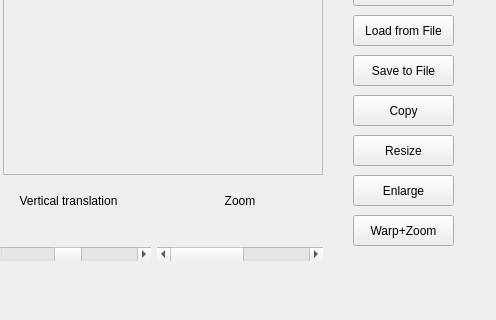
Above: mainwindow.ui from CristinaMG/VisionArtificial before the change; both pictures show x 387 to 883 and y 85 to 405 of the 883 by 405 pixel window. Below: the same form after it.
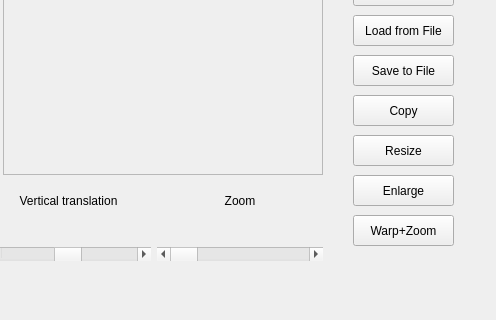
That is the form after the change.

Commit message: Ampliacion terminada

The edit to the form file:
```diff
--- a/mainwindow.ui
+++ b/mainwindow.ui
@@ -197,10 +197,10 @@
     <item row="1" column="3">
      <widget class="QScrollBar" name="zoomScrollBar">
       <property name="minimum">
-       <number>1</number>
+       <number>10</number>
       </property>
       <property name="maximum">
-       <number>10</number>
+       <number>100</number>
       </property>
       <property name="singleStep">
        <number>1</number>
```
The commit also changes 1 other file.
